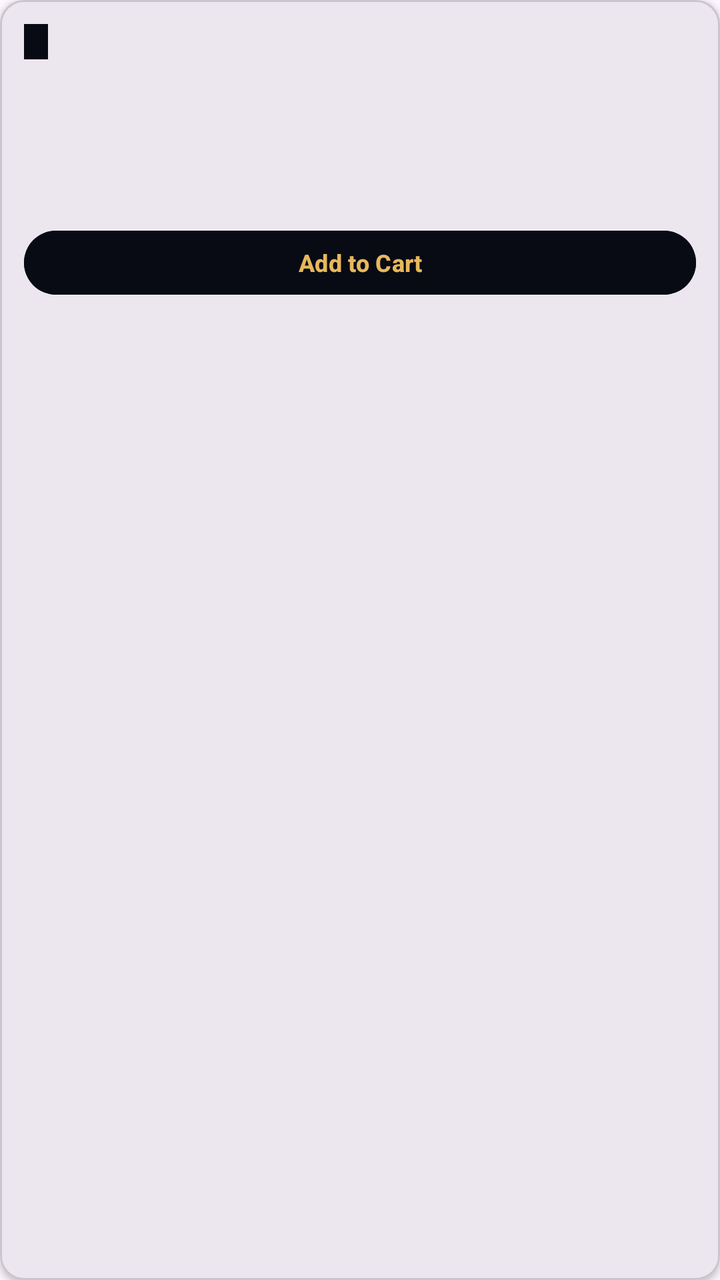
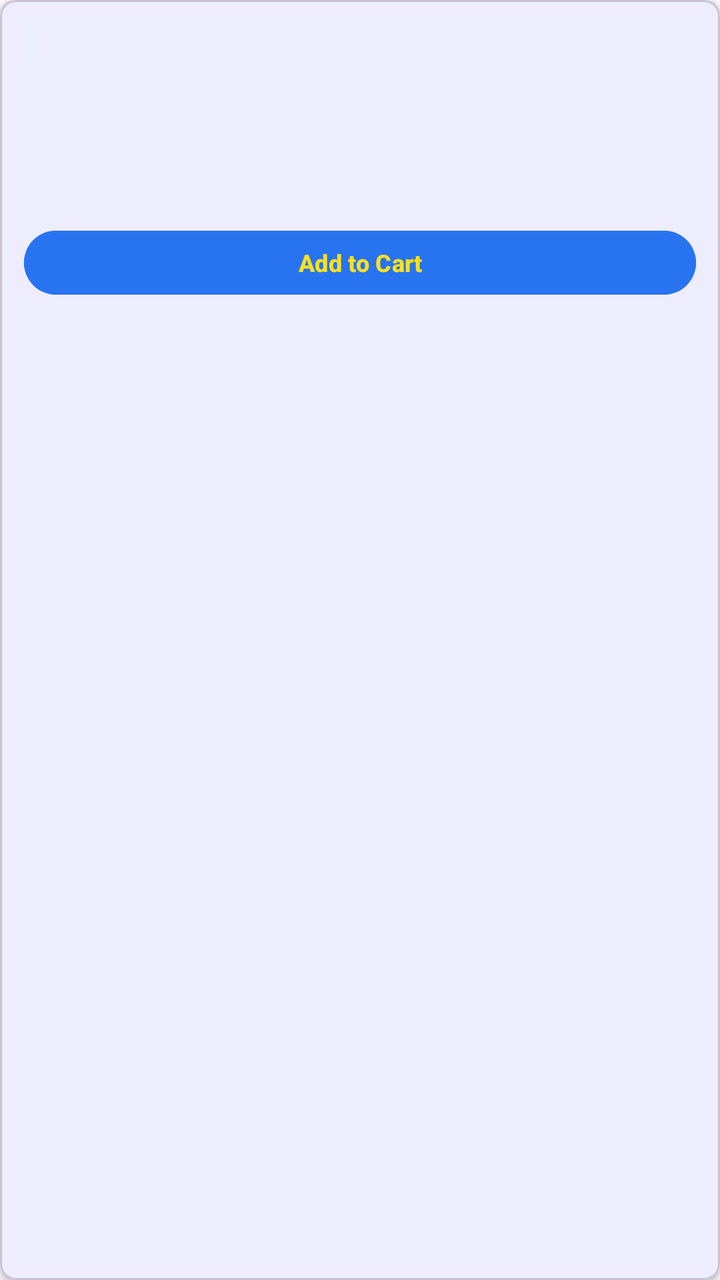

Compare the two renders of this Android layout. The source of the first and the diff that turns it into the second are given below.
<!-- AndroidManifest.xml: application theme Theme.SKMarketHub -->
<!-- res/layout/item_product.xml -->
<?xml version="1.0" encoding="utf-8"?>
<com.google.android.material.card.MaterialCardView xmlns:android="http://schemas.android.com/apk/res/android"
    xmlns:app="http://schemas.android.com/apk/res-auto"
    android:layout_width="match_parent"
    android:layout_height="wrap_content"
    android:layout_margin="6dp"
    app:cardCornerRadius="12dp"
    app:cardElevation="2dp">

    <LinearLayout
        android:layout_width="match_parent"
        android:layout_height="wrap_content"
        android:orientation="vertical"
        android:padding="12dp">

        <LinearLayout
            android:layout_width="match_parent"
            android:layout_height="wrap_content"
            android:orientation="horizontal">

            <TextView
                android:id="@+id/tvProductSku"
                android:layout_width="wrap_content"
                android:layout_height="wrap_content"
                android:background="@color/primary"
                android:paddingStart="6dp"
                android:paddingEnd="6dp"
                android:paddingTop="2dp"
                android:paddingBottom="2dp"
                android:textColor="@color/accent"
                android:textSize="10sp"
                android:textStyle="bold" />

            <View
                android:layout_width="0dp"
                android:layout_height="0dp"
                android:layout_weight="1" />

            <TextView
                android:id="@+id/tvProductDiscount"
                android:layout_width="wrap_content"
                android:layout_height="wrap_content"
                android:background="@color/accent"
                android:paddingStart="6dp"
                android:paddingEnd="6dp"
                android:paddingTop="2dp"
                android:paddingBottom="2dp"
                android:textColor="@color/primary"
                android:textSize="10sp"
                android:textStyle="bold"
                android:visibility="gone" />
        </LinearLayout>

        <TextView
            android:id="@+id/tvProductName"
            android:layout_width="match_parent"
            android:layout_height="40dp"
            android:layout_marginTop="6dp"
            android:ellipsize="end"
            android:maxLines="2"
            android:textColor="@color/text_primary"
            android:textSize="14sp"
            android:textStyle="bold" />

        <TextView
            android:id="@+id/tvProductPrice"
            android:layout_width="wrap_content"
            android:layout_height="wrap_content"
            android:layout_marginTop="6dp"
            android:textColor="@color/success"
            android:textSize="16sp"
            android:textStyle="bold" />

        <Button
            android:id="@+id/btnAddToCart"
            android:layout_width="match_parent"
            android:layout_height="40dp"
            android:layout_marginTop="8dp"
            android:backgroundTint="@color/primary"
            android:padding="0dp"
            android:text="Add to Cart"
            android:textAllCaps="false"
            android:textColor="@color/accent"
            android:textSize="12sp"
            android:textStyle="bold" />

    </LinearLayout>

</com.google.android.material.card.MaterialCardView>
<!-- resources referenced by this layout -->
<resources>
  <color name="accent">#E7B85C</color>
  <color name="primary">#080B14</color>
  <color name="success">#23865B</color>
  <color name="text_primary">#202938</color>
  <style name="Theme.SKMarketHub" parent="Theme.Material3.DayNight">
          <item name="colorPrimary">@color/primary</item>
          <item name="colorPrimaryDark">@color/primary_dark</item>
          <item name="colorAccent">@color/accent</item>
          <item name="android:statusBarColor">@color/primary_dark</item>
      </style>
  <color name="primary_dark">#080B14</color>
</resources>

<!-- the commit's change to res/layout/item_product.xml (unified diff, before → after) -->
@@ -4,7 +4,7 @@
     android:layout_width="match_parent"
     android:layout_height="wrap_content"
     android:layout_margin="6dp"
-    app:cardCornerRadius="12dp"
+    app:cardCornerRadius="8dp"
     app:cardElevation="2dp">
 
     <LinearLayout
@@ -22,12 +22,9 @@
                 android:id="@+id/tvProductSku"
                 android:layout_width="wrap_content"
                 android:layout_height="wrap_content"
-                android:background="@color/primary"
-                android:paddingStart="6dp"
-                android:paddingEnd="6dp"
-                android:paddingTop="2dp"
-                android:paddingBottom="2dp"
-                android:textColor="@color/accent"
+                android:background="#E8F0FE"
+                android:padding="3dp"
+                android:textColor="@color/primary"
                 android:textSize="10sp"
                 android:textStyle="bold" />
 
@@ -40,12 +37,9 @@
                 android:id="@+id/tvProductDiscount"
                 android:layout_width="wrap_content"
                 android:layout_height="wrap_content"
-                android:background="@color/accent"
-                android:paddingStart="6dp"
-                android:paddingEnd="6dp"
-                android:paddingTop="2dp"
-                android:paddingBottom="2dp"
-                android:textColor="@color/primary"
+                android:background="@color/success"
+                android:padding="3dp"
+                android:textColor="#FFFFFF"
                 android:textSize="10sp"
                 android:textStyle="bold"
                 android:visibility="gone" />
@@ -54,7 +48,7 @@
         <TextView
             android:id="@+id/tvProductName"
             android:layout_width="match_parent"
-            android:layout_height="40dp"
+            android:layout_height="38dp"
             android:layout_marginTop="6dp"
             android:ellipsize="end"
             android:maxLines="2"
<!-- resource entries referenced after the edit -->
@@ -1,15 +1,15 @@
 <!-- resources referenced by this layout -->
 <resources>
-  <color name="accent">#E7B85C</color>
-  <color name="primary">#080B14</color>
-  <color name="success">#23865B</color>
-  <color name="text_primary">#202938</color>
+  <color name="accent">#FFE11B</color>
+  <color name="primary">#2874F0</color>
+  <color name="success">#388E3C</color>
+  <color name="text_primary">#212121</color>
   <style name="Theme.SKMarketHub" parent="Theme.Material3.DayNight">
           <item name="colorPrimary">@color/primary</item>
           <item name="colorPrimaryDark">@color/primary_dark</item>
           <item name="colorAccent">@color/accent</item>
           <item name="android:statusBarColor">@color/primary_dark</item>
       </style>
-  <color name="primary_dark">#080B14</color>
+  <color name="primary_dark">#1751A8</color>
 </resources>
 
